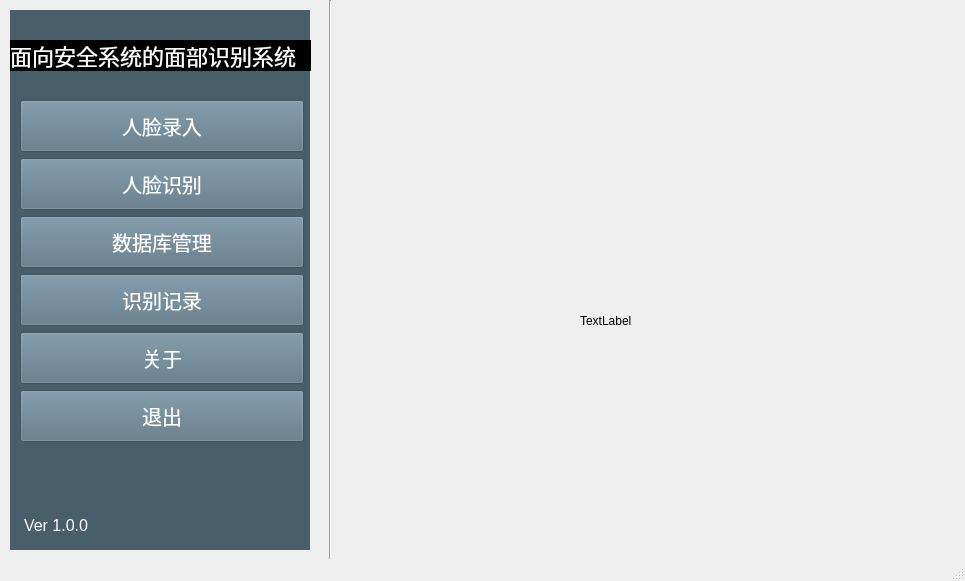
Qt form core_code/gui/main_window.ui (jiangren1254/Adaface_gui) before a commit.
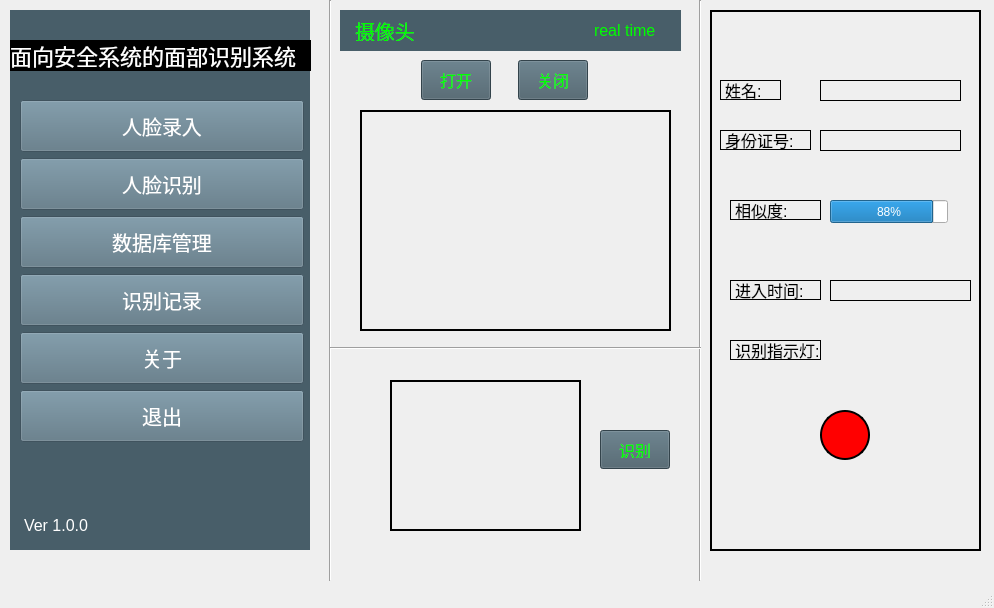
The same form after that commit.

Commit message: gui(qt设计)

The edit to the form file:
```diff
--- a/core_code/gui/main_window.ui
+++ b/core_code/gui/main_window.ui
@@ -6,8 +6,8 @@
    <rect>
     <x>0</x>
     <y>0</y>
-    <width>965</width>
-    <height>581</height>
+    <width>994</width>
+    <height>608</height>
    </rect>
   </property>
   <property name="windowTitle">
@@ -207,21 +207,425 @@
     <property name="geometry">
      <rect>
       <x>580</x>
-      <y>290</y>
+      <y>10</y>
+      <width>101</width>
+      <height>41</height>
+     </rect>
+    </property>
+    <property name="styleSheet">
+     <string notr="true">background-color: rgb(72, 94, 105);
+ color:rgb(0, 255, 0);
+ font-size: 16px; padding: 10px;
+ qproperty-alignment: AlignCenter;</string>
+    </property>
+    <property name="text">
+     <string>real time</string>
+    </property>
+   </widget>
+   <widget class="QLabel" name="label_bg2">
+    <property name="geometry">
+     <rect>
+      <x>340</x>
+      <y>10</y>
+      <width>341</width>
+      <height>41</height>
+     </rect>
+    </property>
+    <property name="styleSheet">
+     <string notr="true">background-color: rgb(72, 94, 105);
+ color:rgb(0, 255, 0);
+ font-size: 20px; padding: 10px;</string>
+    </property>
+    <property name="text">
+     <string>摄像头</string>
+    </property>
+   </widget>
+   <widget class="QProgressBar" name="progressBar">
+    <property name="geometry">
+     <rect>
+      <x>830</x>
+      <y>200</y>
+      <width>118</width>
+      <height>23</height>
+     </rect>
+    </property>
+    <property name="value">
+     <number>88</number>
+    </property>
+    <property name="invertedAppearance">
+     <bool>false</bool>
+    </property>
+    <property name="textDirection">
+     <enum>QProgressBar::TopToBottom</enum>
+    </property>
+    <property name="format">
+     <string>%p%</string>
+    </property>
+   </widget>
+   <widget class="Line" name="line_2">
+    <property name="geometry">
+     <rect>
+      <x>690</x>
+      <y>0</y>
+      <width>20</width>
+      <height>581</height>
+     </rect>
+    </property>
+    <property name="orientation">
+     <enum>Qt::Vertical</enum>
+    </property>
+   </widget>
+   <widget class="QWidget" name="horizontalLayoutWidget">
+    <property name="geometry">
+     <rect>
+      <x>400</x>
+      <y>60</y>
+      <width>211</width>
+      <height>41</height>
+     </rect>
+    </property>
+    <layout class="QHBoxLayout" name="horizontalLayout">
+     <item>
+      <widget class="QPushButton" name="pushButton_open">
+       <property name="maximumSize">
+        <size>
+         <width>70</width>
+         <height>40</height>
+        </size>
+       </property>
+       <property name="styleSheet">
+        <string notr="true">background-color: rgb(72, 94, 105);
+ color:rgb(0, 255, 0);
+ font-size: 16px; padding: 10px;</string>
+       </property>
+       <property name="text">
+        <string>打开</string>
+       </property>
+      </widget>
+     </item>
+     <item>
+      <widget class="QPushButton" name="pushButton_off">
+       <property name="maximumSize">
+        <size>
+         <width>70</width>
+         <height>40</height>
+        </size>
+       </property>
+       <property name="styleSheet">
+        <string notr="true">background-color: rgb(72, 94, 105);
+ color:rgb(0, 255, 0);
+ font-size: 16px; padding: 10px;</string>
+       </property>
+       <property name="text">
+        <string>关闭</string>
+       </property>
+      </widget>
+     </item>
+    </layout>
+   </widget>
+   <widget class="QLabel" name="label_camera">
+    <property name="geometry">
+     <rect>
+      <x>360</x>
+      <y>110</y>
+      <width>311</width>
+      <height>221</height>
+     </rect>
+    </property>
+    <property name="styleSheet">
+     <string notr="true">border: 2px solid black;</string>
+    </property>
+    <property name="text">
+     <string/>
+    </property>
+   </widget>
+   <widget class="QLabel" name="label_recog_result">
+    <property name="geometry">
+     <rect>
+      <x>390</x>
+      <y>380</y>
+      <width>191</width>
+      <height>151</height>
+     </rect>
+    </property>
+    <property name="autoFillBackground">
+     <bool>false</bool>
+    </property>
+    <property name="styleSheet">
+     <string notr="true">border: 2px solid black;</string>
+    </property>
+    <property name="text">
+     <string/>
+    </property>
+   </widget>
+   <widget class="Line" name="line">
+    <property name="geometry">
+     <rect>
+      <x>330</x>
+      <y>340</y>
+      <width>371</width>
+      <height>16</height>
+     </rect>
+    </property>
+    <property name="orientation">
+     <enum>Qt::Horizontal</enum>
+    </property>
+   </widget>
+   <widget class="QPushButton" name="pushButton_open_2">
+    <property name="geometry">
+     <rect>
+      <x>600</x>
+      <y>430</y>
+      <width>70</width>
+      <height>39</height>
+     </rect>
+    </property>
+    <property name="maximumSize">
+     <size>
+      <width>70</width>
+      <height>40</height>
+     </size>
+    </property>
+    <property name="styleSheet">
+     <string notr="true">background-color: rgb(72, 94, 105);
+ color:rgb(0, 255, 0);
+ font-size: 16px; padding: 10px;</string>
+    </property>
+    <property name="text">
+     <string>识别</string>
+    </property>
+   </widget>
+   <widget class="QLabel" name="label_recog_result_2">
+    <property name="geometry">
+     <rect>
+      <x>710</x>
+      <y>10</y>
+      <width>271</width>
+      <height>541</height>
+     </rect>
+    </property>
+    <property name="autoFillBackground">
+     <bool>false</bool>
+    </property>
+    <property name="styleSheet">
+     <string notr="true">border: 2px solid black;</string>
+    </property>
+    <property name="text">
+     <string/>
+    </property>
+   </widget>
+   <widget class="QLabel" name="label">
+    <property name="geometry">
+     <rect>
+      <x>720</x>
+      <y>80</y>
+      <width>61</width>
+      <height>20</height>
+     </rect>
+    </property>
+    <property name="styleSheet">
+     <string notr="true">
+    color: rgb(0, 0, 0);
+    font-size: 16px;
+ qproperty-alignment: AlignCenter;
+border: 1px solid black;</string>
+    </property>
+    <property name="text">
+     <string>姓名:</string>
+    </property>
+   </widget>
+   <widget class="QLabel" name="label_name">
+    <property name="geometry">
+     <rect>
+      <x>820</x>
+      <y>80</y>
       <width>141</width>
-      <height>61</height>
+      <height>21</height>
      </rect>
     </property>
+    <property name="styleSheet">
+     <string notr="true">
+    color: rgb(0, 0, 0);
+    font-size: 16px;
+    padding: 10px;
+ qproperty-alignment: AlignCenter;
+border: 1px solid black;</string>
+    </property>
     <property name="text">
-     <string>TextLabel</string>
+     <string/>
     </property>
    </widget>
+   <widget class="QLabel" name="label_name_2">
+    <property name="geometry">
+     <rect>
+      <x>820</x>
+      <y>130</y>
+      <width>141</width>
+      <height>21</height>
+     </rect>
+    </property>
+    <property name="styleSheet">
+     <string notr="true">
+    color: rgb(0, 0, 0);
+    font-size: 16px;
+    padding: 10px;
+ qproperty-alignment: AlignCenter;
+border: 1px solid black;</string>
+    </property>
+    <property name="text">
+     <string/>
+    </property>
+   </widget>
+   <widget class="QLabel" name="label_2">
+    <property name="geometry">
+     <rect>
+      <x>720</x>
+      <y>130</y>
+      <width>91</width>
+      <height>20</height>
+     </rect>
+    </property>
+    <property name="styleSheet">
+     <string notr="true">
+    color: rgb(0, 0, 0);
+    font-size: 16px;
+ qproperty-alignment: AlignCenter;
+border: 1px solid black;</string>
+    </property>
+    <property name="text">
+     <string>身份证号:</string>
+    </property>
+   </widget>
+   <widget class="QLabel" name="label_3">
+    <property name="geometry">
+     <rect>
+      <x>730</x>
+      <y>200</y>
+      <width>91</width>
+      <height>20</height>
+     </rect>
+    </property>
+    <property name="styleSheet">
+     <string notr="true">
+    color: rgb(0, 0, 0);
+    font-size: 16px;
+ qproperty-alignment: AlignCenter;
+border: 1px solid black;</string>
+    </property>
+    <property name="text">
+     <string>相似度:</string>
+    </property>
+   </widget>
+   <widget class="QLabel" name="label_4">
+    <property name="geometry">
+     <rect>
+      <x>730</x>
+      <y>280</y>
+      <width>91</width>
+      <height>20</height>
+     </rect>
+    </property>
+    <property name="styleSheet">
+     <string notr="true">
+    color: rgb(0, 0, 0);
+    font-size: 16px;
+ qproperty-alignment: AlignCenter;
+border: 1px solid black;</string>
+    </property>
+    <property name="text">
+     <string>进入时间:</string>
+    </property>
+   </widget>
+   <widget class="QLabel" name="label_name_3">
+    <property name="geometry">
+     <rect>
+      <x>830</x>
+      <y>280</y>
+      <width>141</width>
+      <height>21</height>
+     </rect>
+    </property>
+    <property name="styleSheet">
+     <string notr="true">
+    color: rgb(0, 0, 0);
+    font-size: 16px;
+    padding: 10px;
+ qproperty-alignment: AlignCenter;
+border: 1px solid black;</string>
+    </property>
+    <property name="text">
+     <string/>
+    </property>
+   </widget>
+   <widget class="QLabel" name="label_5">
+    <property name="geometry">
+     <rect>
+      <x>730</x>
+      <y>340</y>
+      <width>91</width>
+      <height>20</height>
+     </rect>
+    </property>
+    <property name="styleSheet">
+     <string notr="true">
+    color: rgb(0, 0, 0);
+    font-size: 16px;
+ qproperty-alignment: AlignCenter;
+border: 1px solid black;</string>
+    </property>
+    <property name="text">
+     <string>识别指示灯:</string>
+    </property>
+   </widget>
+   <widget class="QFrame" name="frame">
+    <property name="geometry">
+     <rect>
+      <x>820</x>
+      <y>410</y>
+      <width>50</width>
+      <height>50</height>
+     </rect>
+    </property>
+    <property name="maximumSize">
+     <size>
+      <width>50</width>
+      <height>50</height>
+     </size>
+    </property>
+    <property name="styleSheet">
+     <string notr="true">background-color: red; border-radius: 25px; border: 2px solid black;</string>
+    </property>
+    <property name="frameShape">
+     <enum>QFrame::StyledPanel</enum>
+    </property>
+    <property name="frameShadow">
+     <enum>QFrame::Raised</enum>
+    </property>
+   </widget>
+   <zorder>label_recog_result_2</zorder>
+   <zorder>label_bg2</zorder>
    <zorder>label_bg1</zorder>
    <zorder>line_1</zorder>
    <zorder>label_title</zorder>
    <zorder>label_version</zorder>
    <zorder>verticalLayoutWidget</zorder>
    <zorder>label_time</zorder>
+   <zorder>progressBar</zorder>
+   <zorder>line_2</zorder>
+   <zorder>horizontalLayoutWidget</zorder>
+   <zorder>label_camera</zorder>
+   <zorder>label_recog_result</zorder>
+   <zorder>line</zorder>
+   <zorder>pushButton_open_2</zorder>
+   <zorder>label</zorder>
+   <zorder>label_name</zorder>
+   <zorder>label_name_2</zorder>
+   <zorder>label_2</zorder>
+   <zorder>label_3</zorder>
+   <zorder>label_4</zorder>
+   <zorder>label_name_3</zorder>
+   <zorder>label_5</zorder>
+   <zorder>frame</zorder>
   </widget>
   <widget class="QStatusBar" name="statusbar"/>
  </widget>
```
The commit also changes 2 other files.
